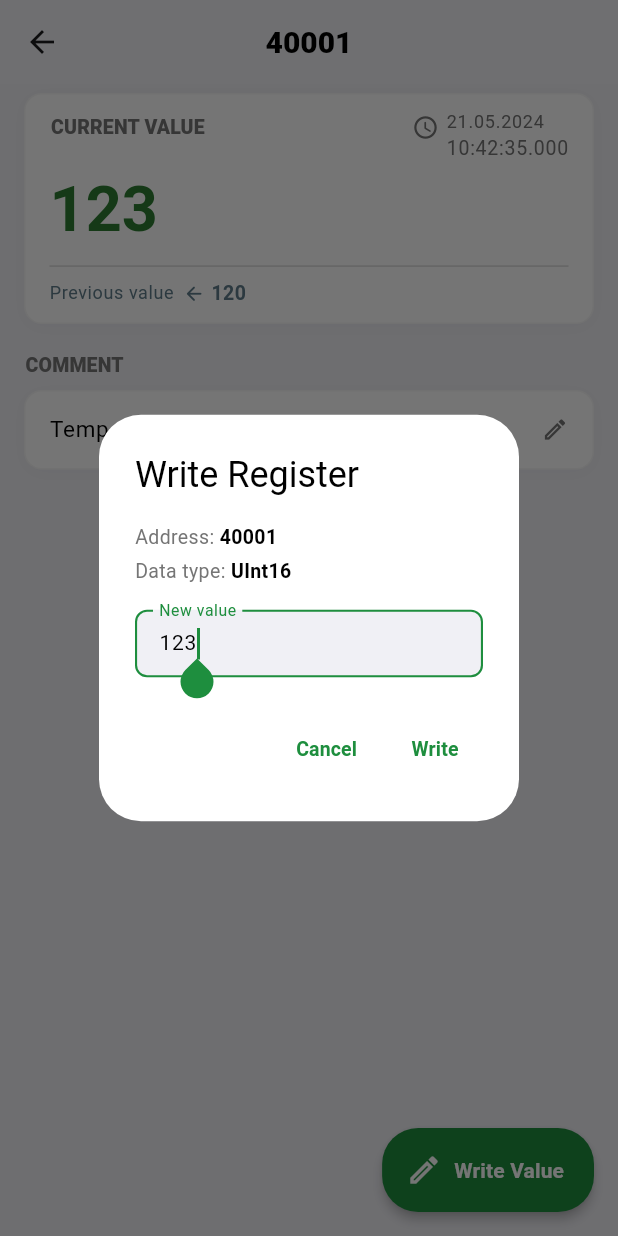
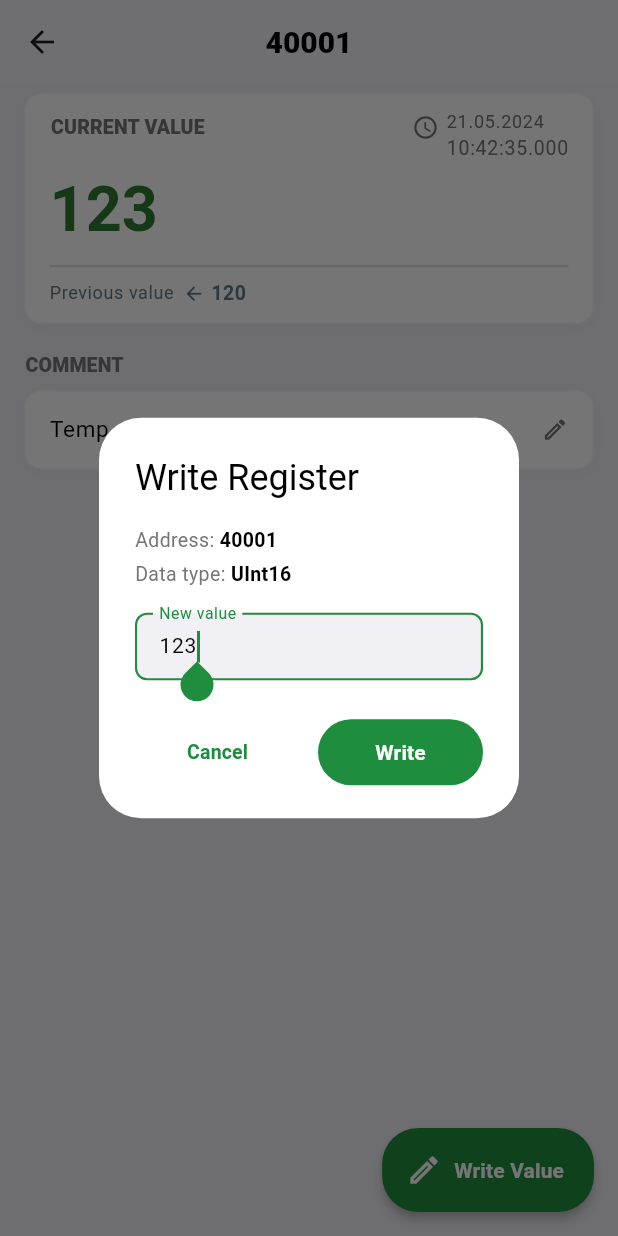
Before and after one commit to sanny32/OpenModScan-Mobile, a Flutter app: the RegisterDetailScreen screen opened directly with sample values from the repository, after a tap on "Write Value", on a phone screen of 412 x 824 dp. Run offline on Flutter 3.47's test engine with Material 3 defaults, Android fonts, the phone set to English and light mode, and no system bars; our stand-ins replace go_router, keyboard_actions, share_plus, shared_preferences; missing offline and left inert: file_selector, modbus_client, modbus_client_tcp; accounts and stored records are empty; generated files the repository leaves out were written again.

Commit message:
feat: update button styles and layout in register dialogs for improved UX

```diff
--- a/lib/features/registers/register_detail_screen.dart
+++ b/lib/features/registers/register_detail_screen.dart
@@ -275,12 +275,21 @@ class _RegisterDetailScreenState extends State<RegisterDetailScreen> {
               ),
             ],
           ),
+          actionsPadding: const EdgeInsets.fromLTRB(24, 0, 24, 20),
           actions: [
-            TextButton(
+            SizedBox(
+              width: double.infinity,
+              child: Row(
+                children: [
+                  Expanded(
+                    child: TextButton(
                       onPressed: writing ? null : () => Navigator.pop(ctx),
                       child: Text(l10n.cancel),
                     ),
-            TextButton(
+                  ),
+                  const SizedBox(width: 12),
+                  Expanded(
+                    child: FilledButton(
                       onPressed: writing
                           ? null
                           : () => _doWrite(
@@ -291,7 +300,23 @@ class _RegisterDetailScreenState extends State<RegisterDetailScreen> {
                               (e) => error = e,
                               (value) => writing = value,
                             ),
+                      style: FilledButton.styleFrom(
+                        backgroundColor: cs.primary,
+                        foregroundColor: cs.onPrimary,
+                        minimumSize: const Size(double.infinity, 44),
+                        shape: RoundedRectangleBorder(
+                          borderRadius: BorderRadius.circular(22),
+                        ),
+                        textStyle: tt.labelLarge?.copyWith(
+                          fontSize: 14,
+                          fontWeight: FontWeight.w700,
+                        ),
+                      ),
                       child: Text(l10n.btnWrite),
+                    ),
+                  ),
+                ],
+              ),
             ),
           ],
         ),
```
Also changed, not shown: lib/features/registers/widgets/register_row.dart (+32 -7 lines), 1 other file. Lines whose indentation alone changed are shown as unchanged.
